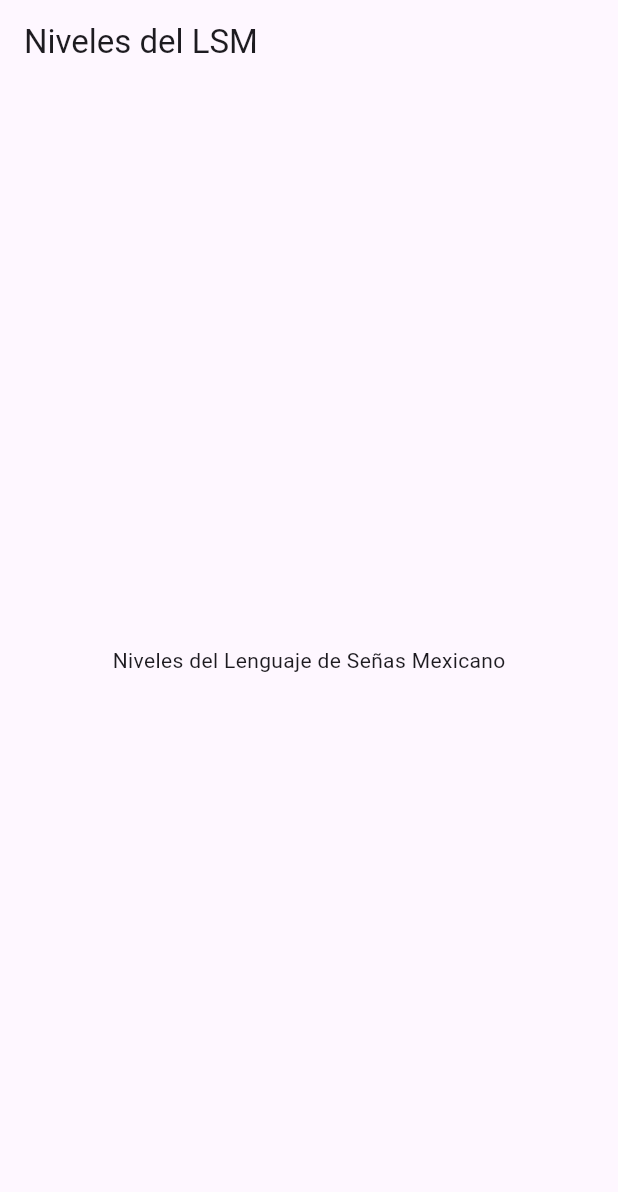
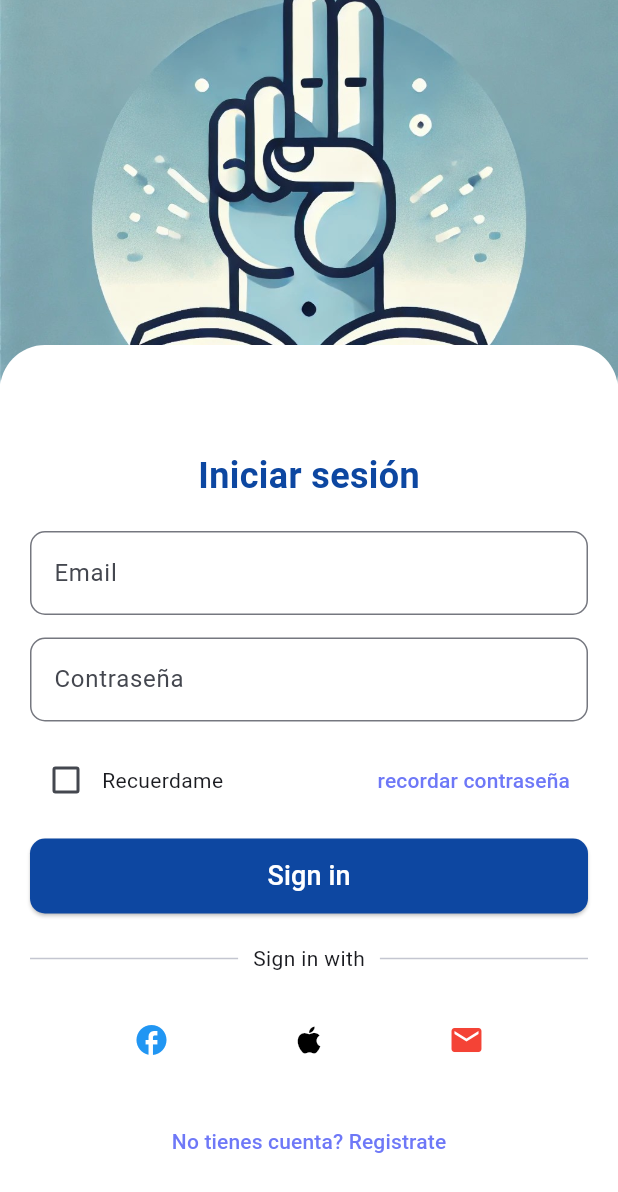
Before and after one commit to RommelOlachea/app-mqh-cbtis62, a Flutter app: the screen it shows after launch, on a phone screen of 412 x 824 dp. Shown: the top 1192 px of the screen. Run offline on Flutter 3.47's test engine with Material 3 defaults, Android fonts, the phone set to English and light mode, and no system bars; our stand-ins replace go_router, video_player.

Commit message:
login de usuario y registro

```diff
--- a/lib/config/router/app_router.dart
+++ b/lib/config/router/app_router.dart
@@ -9,6 +9,16 @@ final appRouter = GoRouter(
       name: 'splashscreen',
       path: '/',
       builder: (context, state) => SplashScreen(),
+    ),
+    GoRoute(
+      name: 'login',
+      path: '/login',
+      builder: (context, state) => LoginScreen(),
+    ),
+    GoRoute(
+      name: 'register',
+      path: '/register',
+      builder: (context, state) => RegisterScreen(),
     ),
     GoRoute(
       name: 'home',
--- a/lib/main.dart
+++ b/lib/main.dart
@@ -16,7 +16,7 @@ class MyApp extends StatelessWidget {
       title: 'Flutter Demo',
       debugShowCheckedModeBanner: false,
       theme: ThemeData(
-        colorScheme: ColorScheme.fromSeed(seedColor: Colors.deepPurple),
+        colorScheme: ColorScheme.fromSeed(seedColor: Colors.blueAccent),
         useMaterial3: true,
       ),
       routerConfig: appRouter,
--- a/lib/presentation/authenticate/authenticate.dart
+++ b/lib/presentation/authenticate/authenticate.dart
@@ -1 +1,4 @@
+export 'package:mqh_rommel/presentation/authenticate/register_screen.dart';
+
+export 'package:mqh_rommel/presentation/authenticate/loginscreen.dart';
 export 'package:mqh_rommel/presentation/authenticate/splash_screen.dart';
--- /dev/null
+++ b/lib/presentation/authenticate/loginscreen.dart
@@ -0,0 +1,255 @@
+import 'package:flutter/material.dart';
+import 'package:go_router/go_router.dart';
+
+
+class LoginScreen extends StatefulWidget {
+  @override
+  _LoginScreenState createState() => _LoginScreenState();
+}
+
+class _LoginScreenState extends State<LoginScreen> {
+  bool rememberMe = false;
+  final TextEditingController emailController = TextEditingController();
+  final TextEditingController passwordController = TextEditingController();
+  final GlobalKey<FormState> _formKey = GlobalKey<FormState>();
+
+  void _validateAndSubmit() {
+    if (_formKey.currentState!.validate()) {
+      // Realizar acción de inicio de sesión
+      context.go('/home');
+      // ScaffoldMessenger.of(context).showSnackBar(
+      //   const SnackBar(content: Text('Login successful!')),
+      // );
+    }
+  }
+
+  void _hideKeyboard() {
+    FocusScope.of(context).unfocus();
+  }
+
+  @override
+  Widget build(BuildContext context) {
+    return GestureDetector(
+      onTap: _hideKeyboard, // Detectar toque fuera del teclado
+      child: Scaffold(
+        backgroundColor: Colors.white,
+        body: SingleChildScrollView(
+          child: Column(
+            children: [
+              // AppBar con imagen de fondo y borde inferior invertido
+              Container(
+                height: 280, // Mayor altura para el AppBar
+                decoration: const BoxDecoration(
+                  borderRadius: BorderRadius.only(
+                    bottomLeft: Radius.circular(30),
+                    bottomRight: Radius.circular(30),
+                  ),
+                ),
+                child: Stack(
+                  children: [
+                    // Imagen de fondo
+                    Positioned.fill(
+                      child: ClipRRect(
+                        borderRadius: const BorderRadius.only(
+                          bottomLeft: Radius.circular(30),
+                          bottomRight: Radius.circular(30),
+                        ),
+                        child: Image.asset(
+                          'assets/icon/logo_icon.jpeg', // Asegúrate de usar la ruta correcta
+                          fit: BoxFit.cover,
+                        ),
+                      ),
+                    ),
+                    // Contenedor blanco para el borde inferior invertido
+                    Positioned.fill(
+                      child: Align(
+                        alignment: Alignment.bottomCenter,
+                        child: Container(
+                          height: 50,
+                          decoration: const BoxDecoration(
+                            color: Colors.white,
+                            borderRadius: BorderRadius.only(
+                              topLeft: Radius.circular(30),
+                              topRight: Radius.circular(30),
+                            ),
+                          ),
+                        ),
+                      ),
+                    ),
+                  ],
+                ),
+              ),
+              const SizedBox(height: 20),
+              // Título "Welcome back" centrado y en color azul rey
+              const Padding(
+                padding: EdgeInsets.symmetric(horizontal: 20.0),
+                child: Align(
+                  alignment: Alignment.center,
+                  child: Text(
+                    'Iniciar sesión',
+                    style: TextStyle(
+                      fontSize: 24,
+                      fontWeight: FontWeight.bold,
+                      color: Color(0xFF0D47A1), // Azul rey
+                    ),
+                  ),
+                ),
+              ),
+              const SizedBox(height: 20),
+              // Formulario
+              Padding(
+                padding: const EdgeInsets.symmetric(horizontal: 20.0),
+                child: Form(
+                  key: _formKey,
+                  child: Column(
+                    children: [
+                      // Campo para email
+                      TextFormField(
+                        controller: emailController,
+                        decoration: InputDecoration(
+                          labelText: 'Email',
+                          hintText: 'Ingrese su email',
+                          border: OutlineInputBorder(
+                            borderRadius: BorderRadius.circular(10),
+                          ),
+                        ),
+                        validator: (value) {
+                          if (value == null || value.isEmpty) {
+                            return 'Por favor ingrese su email';
+                          } else if (!RegExp(r'^[^@]+@[^@]+\.[^@]+')
+                              .hasMatch(value)) {
+                            return 'email incorrecto';
+                          }
+                          return null;
+                        },
+                      ),
+                      const SizedBox(height: 15),
+                      // Campo para contraseña
+                      TextFormField(
+                        controller: passwordController,
+                        obscureText: true,
+                        decoration: InputDecoration(
+                          labelText: 'Contraseña',
+                          hintText: 'Ingrese su contraseña',
+                          border: OutlineInputBorder(
+                            borderRadius: BorderRadius.circular(10),
+                          ),
+                        ),
+                        validator: (value) {
+                          if (value == null || value.isEmpty) {
+                            return 'Por favor ingrese su contraseña';
+                          } else if (value.length < 6) {
+                            return 'La contraseña debe tener al menos 6 caracteres';
+                          }
+                          return null;
+                        },
+                      ),
+                      const SizedBox(height: 15),
+                      // Checkbox y enlace de recuperación de contraseña
+                      Row(
+                        mainAxisAlignment: MainAxisAlignment.spaceBetween,
+                        children: [
+                          Row(
+                            children: [
+                              Checkbox(
+                                value: rememberMe,
+                                onChanged: (value) {
+                                  setState(() {
+                                    rememberMe = value!;
+                                  });
+                                },
+                              ),
+                              const Text(
+                                'Recuerdame',
+                                style: TextStyle(fontSize: 14),
+                              ),
+                            ],
+                          ),
+                          TextButton(
+                            onPressed: () {},
+                            child: const Text(
+                              'recordar contraseña',
+                              style: TextStyle(
+                                fontSize: 14,
+                                color: Color(0xFF6E78F7),
+                              ),
+                            ),
+                          ),
+                        ],
+                      ),
+                      const SizedBox(height: 15),
+                      // Botón de inicio de sesión
+                      SizedBox(
+                        width: double.infinity,
+                        height: 50,
+                        child: ElevatedButton(
+                          onPressed: _validateAndSubmit,
+                          style: ElevatedButton.styleFrom(
+                            backgroundColor: const Color(0xFF0D47A1), // Azul rey
+                            shape: RoundedRectangleBorder(
+                              borderRadius: BorderRadius.circular(10),
+                            ),
+                          ),
+                          child: const Text(
+                            'Sign in',
+                            style: TextStyle(fontSize: 18, color: Colors.white),
+                          ),
+                        ),
+                      ),
+                      const SizedBox(height: 20),
+                      // Línea divisoria
+                      Row(
+                        children: const [
+                          Expanded(
+                            child: Divider(thickness: 1),
+                          ),
+                          Padding(
+                            padding: EdgeInsets.symmetric(horizontal: 10.0),
+                            child: Text('Sign in with'),
+                          ),
+                          Expanded(
+                            child: Divider(thickness: 1),
+                          ),
+                        ],
+                      ),
+                      const SizedBox(height: 20),
+                      // Iconos de redes sociales
+                      Row(
+                        mainAxisAlignment: MainAxisAlignment.spaceEvenly,
+                        children: [
+                          IconButton(
+                            onPressed: () {},
+                            icon: const Icon(Icons.facebook, color: Colors.blue),
+                          ),
+                          IconButton(
+                            onPressed: () {},
+                            icon: const Icon(Icons.apple, color: Colors.black),
+                          ),
+                          IconButton(
+                            onPressed: () {},
+                            icon: const Icon(Icons.email, color: Colors.red),
+                          ),
+                        ],
+                      ),
+                      const SizedBox(height: 20),
+                      // Texto para registrarse si no tiene cuenta
+                      TextButton(
+                        onPressed: () {
+                          context.push('/register');
+                        },
+                        child: const Text(
+                          'No tienes cuenta? Registrate',
+                          style: TextStyle(color: Color(0xFF6E78F7)),
+                        ),
+                      ),
+                    ],
+                  ),
+                ),
+              ),
+            ],
+          ),
+        ),
+      ),
+    );
+  }
+}
--- a/pubspec.yaml
+++ b/pubspec.yaml
@@ -58,6 +58,7 @@ flutter:
   # To add assets to your application, add an assets section, like this:
   assets:
     - assets/videos/
+    - assets/icon/
   #   - images/a_dot_ham.jpeg
   # An image asset can refer to one or more resolution-specific "variants", see
   # https://flutter.dev/to/resolution-aware-images
```
Also changed, not shown: lib/presentation/authenticate/register_screen.dart (added, +226 -0 lines), lib/presentation/authenticate/splash_screen.dart (+24 -24 lines).
